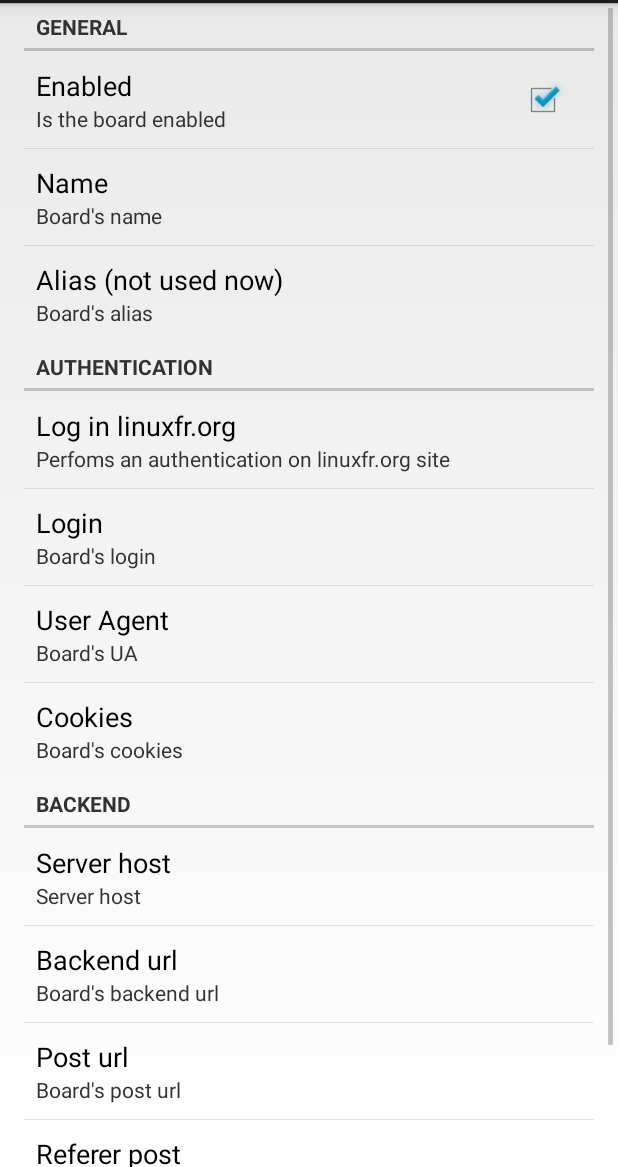
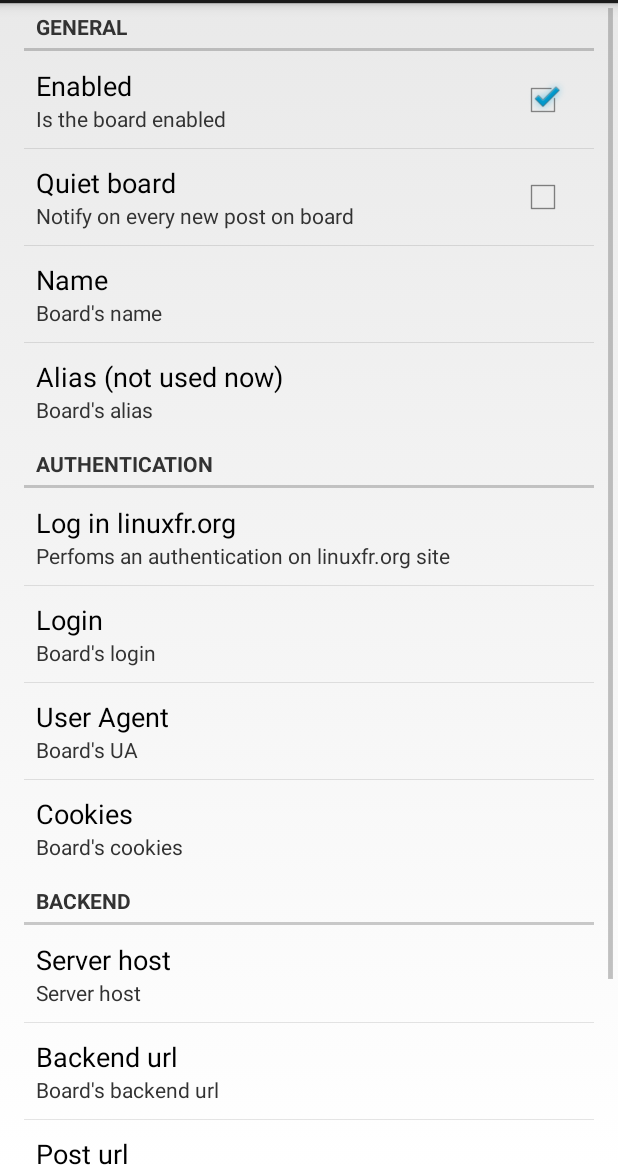
Before and after one commit to yneveu/Canadeche, an Android app: the fragment SettingsFragment shown on its own in the app's theme, after a tap on "linuxfr", on a phone screen of 412 x 824 dp, the part 69-1236 px from its top. Run offline under Robolectric (Android 15) with nearby library versions, the phone set to English and light mode, and no system bars.

Commit message:
Add notifications on login< and quietBoard config option to notify on new post on quiet boards

```diff
--- a/Canadeche/src/main/java/fr/gabuzomeu/canadeche/SettingsFragment.java
+++ b/Canadeche/src/main/java/fr/gabuzomeu/canadeche/SettingsFragment.java
@@ -78,6 +78,8 @@ public class SettingsFragment extends PreferenceFragment {
                         SharedPreferences settings = PreferenceManager.getDefaultSharedPreferences( getActivity());
                         SharedPreferences.Editor editor = settings.edit();
                         editor.putString( "boardconfig_linuxfr_edittext_boardcookie", "linuxfr.org_session=" + cookie.getValue());
+                        editor.putString( "boardconfig_linuxfr_edittext_boardlogin", usernameInput.getText().toString());
+
                         editor.commit();
                     }
                 }
--- a/Canadeche/src/main/res/values/strings.xml
+++ b/Canadeche/src/main/res/values/strings.xml
@@ -57,5 +57,7 @@
     <string name="pref_stickyservice_summary">Should boards bu updated in background?</string>
     <string name="pref_stickyservice_title">Background updates</string>
     <string name="ok_button">OK</string>
+    <string name="pref_board_quiet_title">Quiet board</string>
+    <string name="pref_quietboard_summary">Notify on every new post on board</string>
 
 </resources>
--- a/Canadeche/src/main/res/xml/boardconfig_euromussels.xml
+++ b/Canadeche/src/main/res/xml/boardconfig_euromussels.xml
@@ -11,6 +11,12 @@
             android:key="boardconfig_euromussels_checkbox_boardenabled"
             android:title="@string/pref_board_enabled_title"
             android:summary="@string/pref_boardsenabled_summary" />
+
+    <CheckBoxPreference
+            android:key="boardconfig_see_checkbox_quietboard"
+            android:title="@string/pref_board_quiet_title"
+            android:summary="@string/pref_quietboard_summary"
+            android:defaultValue="false" />
 
     <EditTextPreference
             android:key="boardconfig_euromussels_edittext_boardname"
--- a/Canadeche/src/main/res/xml/boardconfig_gabuzomeu.xml
+++ b/Canadeche/src/main/res/xml/boardconfig_gabuzomeu.xml
@@ -11,6 +11,13 @@
             android:key="boardconfig_gabuzomeu_checkbox_boardenabled"
             android:title="@string/pref_board_enabled_title"
             android:summary="@string/pref_boardsenabled_summary" />
+
+    <CheckBoxPreference
+            android:key="boardconfig_gabuzomeu_checkbox_quietboard"
+            android:title="@string/pref_board_quiet_title"
+            android:summary="@string/pref_quietboard_summary"
+            android:defaultValue="true" />
+
 
     <EditTextPreference
             android:key="boardconfig_gabuzomeu_edittext_boardname"
--- a/Canadeche/src/main/res/xml/boardconfig_linuxfr.xml
+++ b/Canadeche/src/main/res/xml/boardconfig_linuxfr.xml
@@ -12,6 +12,13 @@
             android:title="@string/pref_board_enabled_title"
             android:summary="@string/pref_boardsenabled_summary"
             android:defaultValue="true" />
+
+    <CheckBoxPreference
+            android:key="boardconfig_linuxfr_checkbox_quietboard"
+            android:title="@string/pref_board_quiet_title"
+            android:summary="@string/pref_quietboard_summary"
+            android:defaultValue="false" />
+
 
 
     <EditTextPreference
--- a/Canadeche/src/main/res/xml/boardconfig_see.xml
+++ b/Canadeche/src/main/res/xml/boardconfig_see.xml
@@ -11,6 +11,12 @@
             android:key="boardconfig_see_checkbox_boardenabled"
             android:title="@string/pref_board_enabled_title"
             android:summary="@string/pref_boardsenabled_summary" />
+
+    <CheckBoxPreference
+            android:key="boardconfig_see_checkbox_quietboard"
+            android:title="@string/pref_board_quiet_title"
+            android:summary="@string/pref_quietboard_summary"
+            android:defaultValue="false" />
 
     <EditTextPreference
             android:key="boardconfig_see_edittext_boardname"
```
Also changed, not shown: Canadeche/src/main/java/fr/gabuzomeu/canadeche/MessagesDataSource.java (+52 -2 lines).
